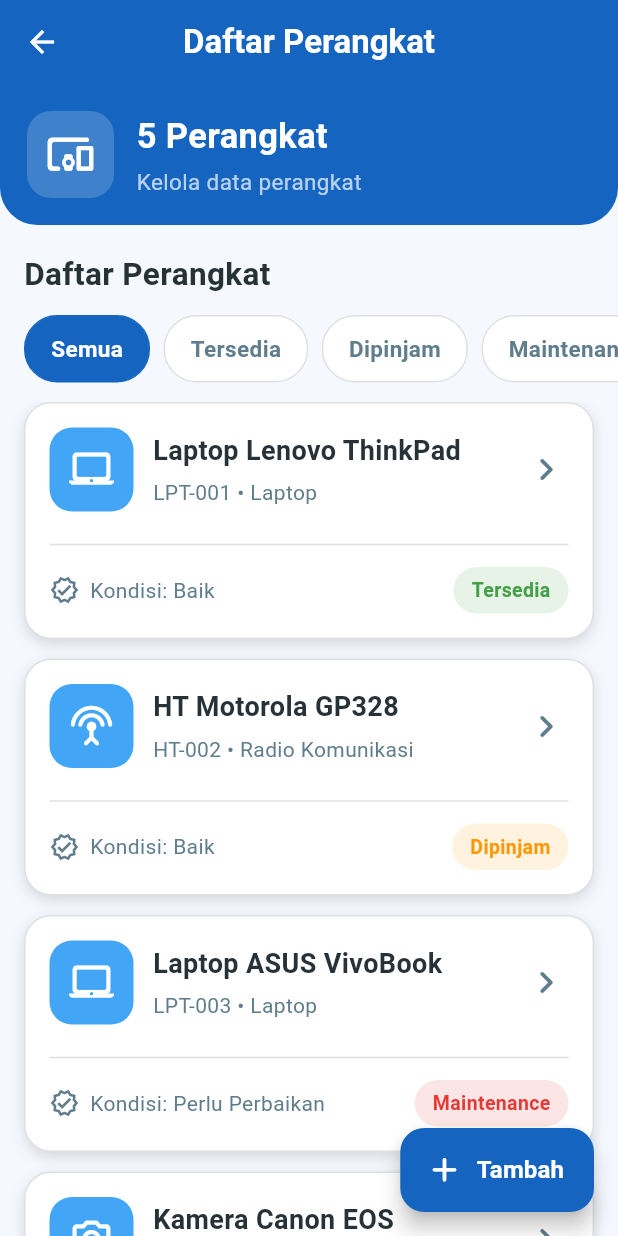
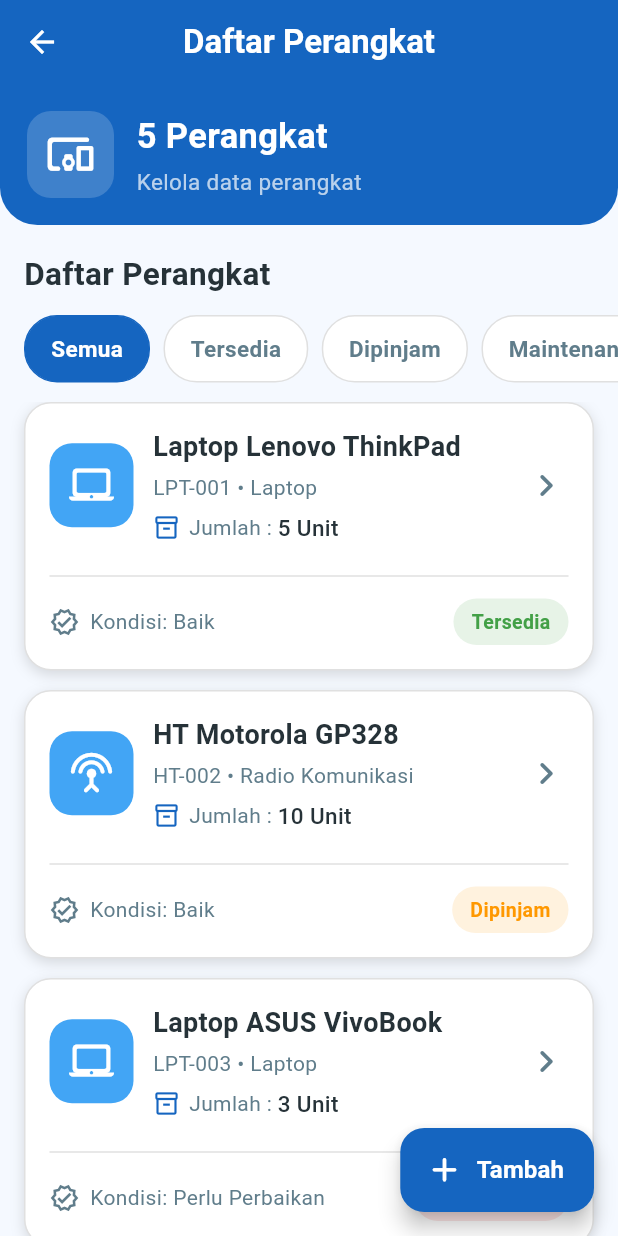
Before and after one commit to sigitikhsan/bal, a Flutter app: the DaftarPerangkatPage screen opened directly, on a phone screen of 412 x 824 dp. Run offline on Flutter 3.47's test engine with Material 3 defaults, Android fonts, the phone set to English and light mode, and no system bars.

Commit message:
modifikasi jumlah admin

```diff
--- a/lib/admin/perangkat/daftar_perangkat_page.dart
+++ b/lib/admin/perangkat/daftar_perangkat_page.dart
@@ -21,6 +21,7 @@ class _DaftarPerangkatPageState
         'nama': 'Laptop Lenovo ThinkPad',
         'kode': 'LPT-001',
         'kategori': 'Laptop',
+        'jumlah': '5',
         'status': 'Tersedia',
         'kondisi': 'Baik',
       },
@@ -28,6 +29,7 @@ class _DaftarPerangkatPageState
         'nama': 'HT Motorola GP328',
         'kode': 'HT-002',
         'kategori': 'Radio Komunikasi',
+        'jumlah': '10',
         'status': 'Dipinjam',
         'kondisi': 'Baik',
       },
@@ -35,6 +37,7 @@ class _DaftarPerangkatPageState
         'nama': 'Laptop ASUS VivoBook',
         'kode': 'LPT-003',
         'kategori': 'Laptop',
+        'jumlah': '3',
         'status': 'Maintenance',
         'kondisi': 'Perlu Perbaikan',
       },
@@ -42,6 +45,7 @@ class _DaftarPerangkatPageState
         'nama': 'Kamera Canon EOS',
         'kode': 'KMR-004',
         'kategori': 'Kamera',
+        'jumlah': '2',
         'status': 'Tersedia',
         'kondisi': 'Baik',
       },
@@ -49,6 +53,7 @@ class _DaftarPerangkatPageState
         'nama': 'Radio HT Icom',
         'kode': 'HT-005',
         'kategori': 'Radio Komunikasi',
+        'jumlah': '7',
         'status': 'Tersedia',
         'kondisi': 'Baik',
       },
@@ -408,6 +413,7 @@ class _DaftarPerangkatPageState
                         nama: perangkat['nama']!,
                         kode: perangkat['kode']!,
                         kategori: perangkat['kategori']!,
+                        jumlah: perangkat['jumlah']!,
                         status: perangkat['status']!,
                         kondisi: perangkat['kondisi']!,
 
@@ -419,6 +425,7 @@ class _DaftarPerangkatPageState
                                 nama: perangkat['nama']!,
                                 kode: perangkat['kode']!,
                                 kategori: perangkat['kategori']!,
+                                jumlah: perangkat['jumlah']!,
                                 status: perangkat['status']!,
                                 kondisi: perangkat['kondisi']!,
                               ),
@@ -519,6 +526,7 @@ class PerangkatCard
   final String nama;
   final String kode;
   final String kategori;
+  final String jumlah;
   final String status;
   final String kondisi;
   final VoidCallback onTap;
@@ -528,6 +536,7 @@ class PerangkatCard
     required this.nama,
     required this.kode,
     required this.kategori,
+    required this.jumlah,
     required this.status,
     required this.kondisi,
     required this.onTap,
@@ -645,51 +654,58 @@ class PerangkatCard
 
                 Expanded(
                   child: Column(
-                    crossAxisAlignment:
-                        CrossAxisAlignment
-                            .start,
-
+                    crossAxisAlignment: CrossAxisAlignment.start,
                     children: [
                       Text(
                         nama,
-
                         maxLines: 2,
-
-                        overflow:
-                            TextOverflow
-                                .ellipsis,
-
-                        style:
-                            const TextStyle(
-                          color:
-                              AppColors
-                                  .textPrimary,
-
-                          fontSize:
-                              18,
-
-                          fontWeight:
-                              FontWeight
-                                  .bold,
+                        overflow: TextOverflow.ellipsis,
+                        style: const TextStyle(
+                          color: AppColors.textPrimary,
+                          fontSize: 18,
+                          fontWeight: FontWeight.bold,
                         ),
                       ),
 
-                      const SizedBox(
-                        height: 5,
+                      const SizedBox(height: 4),
+
+                      Text(
+                        '$kode • $kategori',
+                        style: const TextStyle(
+                          color: AppColors.textSecondary,
+                          fontSize: 14,
+                        ),
+                      ),
+
+                      const SizedBox(height: 6),
+
+                      Row(
+                        children: [
+                          const Icon(
+                            Icons.inventory_2_outlined,
+                            size: 18,
+                            color: AppColors.primary,
+                          ),
+
+                          const SizedBox(width: 6),
+
+                          Text(
+                            'Jumlah : ',
+                            style: const TextStyle(
+                              color: AppColors.textSecondary,
+                              fontSize: 14,
+                            ),
                           ),
 
                           Text(
-                        '$kode • $kategori',
-
-                        style:
-                            const TextStyle(
-                          color:
-                              AppColors
-                                  .textSecondary,
-
-                          fontSize:
-                              14,
+                            '$jumlah Unit',
+                            style: const TextStyle(
+                              color: AppColors.textPrimary,
+                              fontSize: 15,
+                              fontWeight: FontWeight.w500,
                             ),
+                          ),
+                        ],
                       ),
                     ],
                   ),
--- a/lib/admin/perangkat/detail_perangkat_page.dart
+++ b/lib/admin/perangkat/detail_perangkat_page.dart
@@ -6,6 +6,7 @@ class DetailPerangkatPage extends StatelessWidget {
   final String nama;
   final String kode;
   final String kategori;
+  final String jumlah;
   final String status;
   final String kondisi;
 
@@ -14,6 +15,7 @@ class DetailPerangkatPage extends StatelessWidget {
     required this.nama,
     required this.kode,
     required this.kategori,
+    required this.jumlah,
     required this.status,
     required this.kondisi,
   });
@@ -189,6 +191,14 @@ class DetailPerangkatPage extends StatelessWidget {
               icon: Icons.category_outlined,
               title: 'Kategori',
               value: kategori,
+            ),
+
+            const SizedBox(height: 11),
+
+            DetailInfoCard(
+              icon: Icons.inventory_2_outlined,
+              title: 'Jumlah Perangkat',
+              value: '$jumlah Unit',
             ),
 
             const SizedBox(height: 11),
```
Also changed, not shown: lib/admin/dashboard/admin_dashboard.dart (+84 -1 lines), 1 other file. Lines whose indentation alone changed are shown as unchanged.
